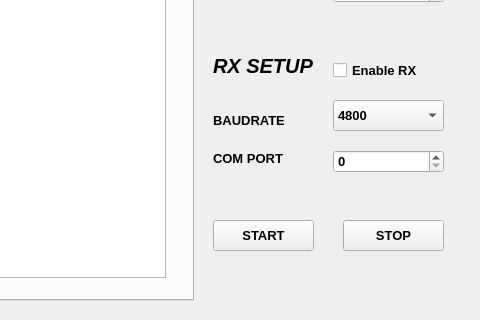
Before: the Qt Designer form uart_sniffer.ui in LeonelNieto/Uart_Sniffer, drawn with Qt 5; both pictures show x 537 to 1017 and y 170 to 490 of the 1017 by 490 pixel window.
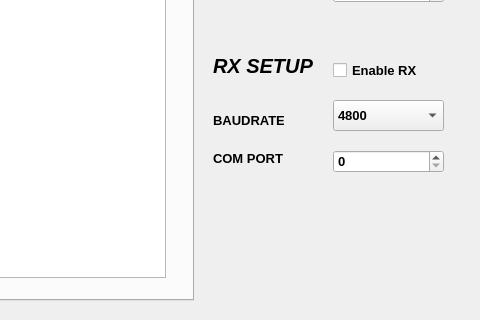
After: the same form once the commit is applied. Icons and pictures are not drawn.

Commit message: Add button icons

Diff of the .ui file:
```diff
--- a/uart_sniffer.ui
+++ b/uart_sniffer.ui
@@ -85,10 +85,10 @@
    <widget class="QPushButton" name="btn_start">
     <property name="geometry">
      <rect>
-      <x>750</x>
-      <y>390</y>
-      <width>101</width>
-      <height>31</height>
+      <x>770</x>
+      <y>380</y>
+      <width>51</width>
+      <height>51</height>
      </rect>
     </property>
     <property name="font">
@@ -100,17 +100,26 @@
     <property name="autoFillBackground">
      <bool>false</bool>
     </property>
+    <property name="styleSheet">
+     <string notr="true">
+QPushButton {
+	border-image: url(:/icons/play-button.svg);
+    background-color: transparent;
+    border: none;
+}
+</string>
+    </property>
     <property name="text">
-     <string>START</string>
+     <string/>
     </property>
    </widget>
    <widget class="QPushButton" name="btn_stop">
     <property name="geometry">
      <rect>
-      <x>880</x>
-      <y>390</y>
-      <width>101</width>
-      <height>31</height>
+      <x>890</x>
+      <y>380</y>
+      <width>60</width>
+      <height>55</height>
      </rect>
     </property>
     <property name="font">
@@ -119,8 +128,16 @@
       <bold>true</bold>
      </font>
     </property>
+    <property name="styleSheet">
+     <string notr="true">QPushButton {
+	border-image: url(:/icons/stop-button.svg);
+    background-color: transparent;
+    border: none;
+}
+</string>
+    </property>
     <property name="text">
-     <string>STOP</string>
+     <string/>
     </property>
    </widget>
    <widget class="QComboBox" name="cmb_baudrate_tx">
```
Left out of the diff: 4 changed lines with no effect on the pictures.
